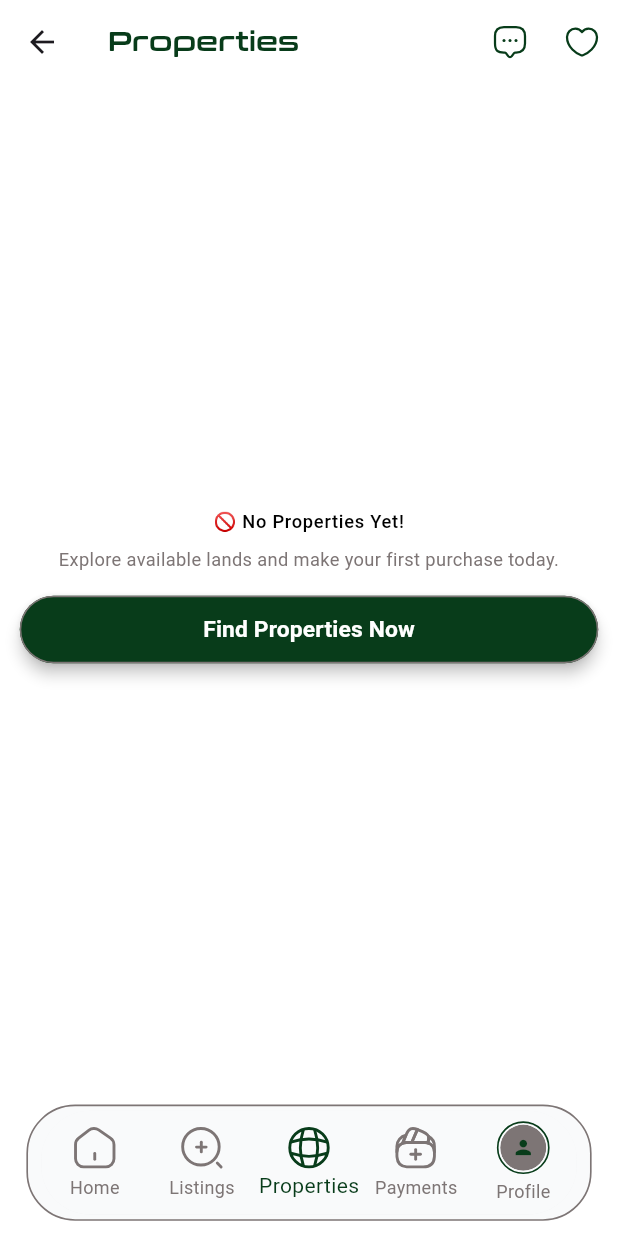
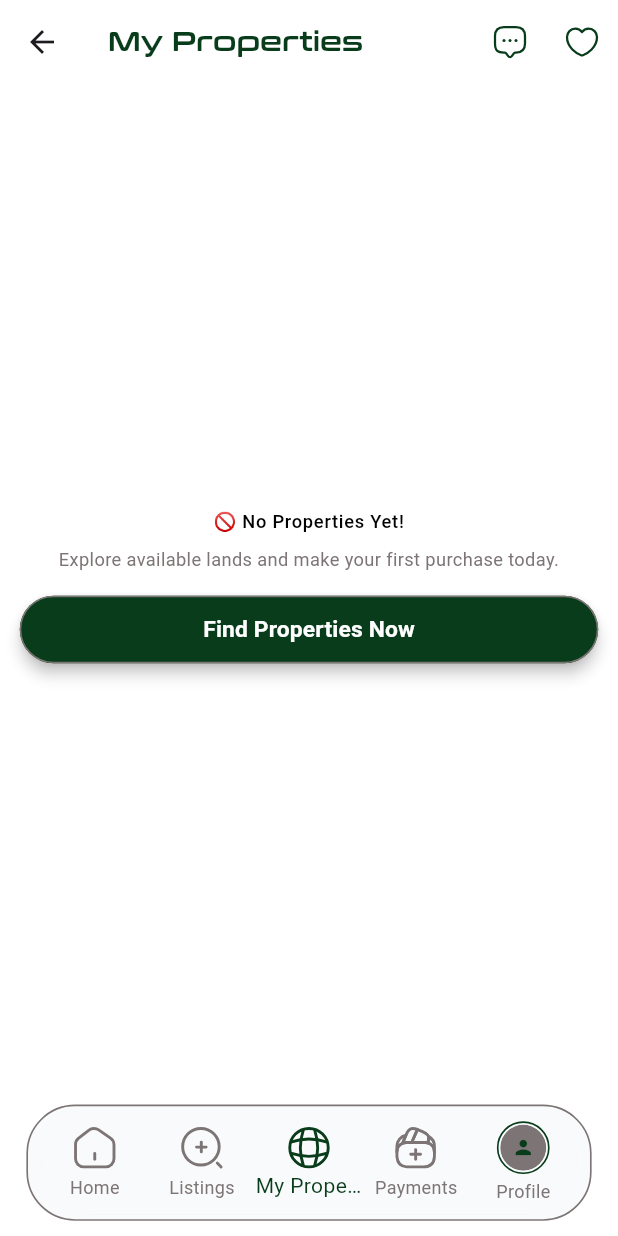
Before and after one commit to luizmurk/thrift2landlord, a Flutter app: the HomeScreen screen opened by its route, swiped to page 3, on a phone screen of 412 x 824 dp. Run offline on Flutter 3.47's test engine with Material 3 defaults, Android fonts, the light colour scheme and no system bars; our stand-ins replace cloud_firestore, dio, file_picker, firebase_auth, firebase_core, firebase_storage and 8 more; missing offline and left inert: monnify_payment_sdk; accounts and stored records are empty; network calls fail; Roboto replaces fonts that are missing (Poppins).

Commit message:
complete changes

```diff
--- a/thrift2landlord/lib/modules/home/views/home_screen.dart
+++ b/thrift2landlord/lib/modules/home/views/home_screen.dart
@@ -140,7 +140,7 @@ class _HomeScreenState extends State<HomeScreen>
           items: [
             _buildNavItem('assets/icons/home.svg', "Home", 0),
             _buildNavItem('assets/icons/search.svg', "Listings", 1),
-            _buildNavItem('assets/icons/properties.svg', "Properties", 2),
+            _buildNavItem('assets/icons/properties.svg', "My Properties", 2),
             _buildNavItem('assets/icons/payment.svg', "Payments", 3),
             BottomNavigationBarItem(
               icon: CustomAvatar(
--- a/thrift2landlord/lib/modules/properties/views/properties_screen.dart
+++ b/thrift2landlord/lib/modules/properties/views/properties_screen.dart
@@ -27,7 +27,7 @@ class _PropertiesScreenState extends State<PropertiesScreen> {
           : AppColors.light,
       appBar: AppBar(
           title: Text(
-            "Properties",
+            "My Properties",
             style: Theme.of(context).textTheme.headlineMedium,
           ),
           actions: [
```
